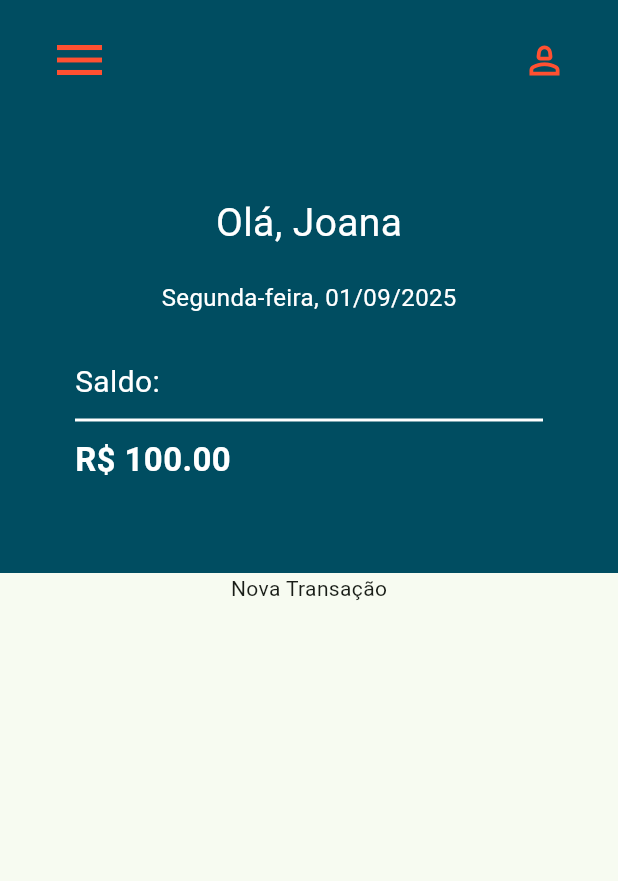
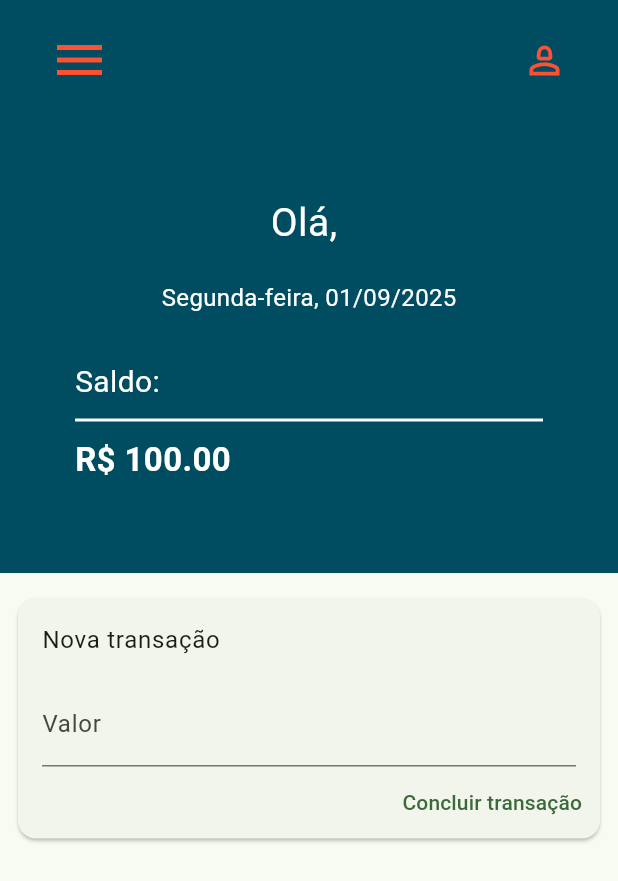
Before and after one commit to coelhoadler/pos-fiap-FRNT-TC-financeiro-mobile, a Flutter app: the DashboardScreen screen opened by its route, on a phone screen of 412 x 824 dp. Shown: the top 881 px of the screen. Run offline on Flutter 3.47's test engine with Material 3 defaults, Android fonts, the phone set to English and light mode, and no system bars; our stand-ins replace firebase_auth, firebase_core, firebase_storage, flutter_multi_formatter, image_picker; accounts and stored records are empty.

Commit message:
feat: add NewTransferScreen component and integrate it into DashboardScreen

```diff
--- /dev/null
+++ b/lib/components/screens/dashboard/new_transfer/new_transfer.dart
@@ -0,0 +1,57 @@
+import 'package:flutter/material.dart';
+import 'package:flutter_multi_formatter/flutter_multi_formatter.dart';
+
+class NewTransferScreen extends StatefulWidget {
+  const NewTransferScreen({super.key});
+
+  @override
+  State<NewTransferScreen> createState() => _NewTransferScreenState();
+}
+
+class _NewTransferScreenState extends State<NewTransferScreen> {
+  final TextEditingController _valueController = TextEditingController();
+
+  @override
+  Widget build(BuildContext context) {
+    return Padding(
+      padding: const EdgeInsets.all(8.0),
+      child: Center(
+        child: Card(
+          child: Column(
+            mainAxisSize: MainAxisSize.min,
+            children: <Widget>[
+              const ListTile(title: Text('Nova transação')),
+              Padding(
+                padding: const EdgeInsets.symmetric(horizontal: 16.0),
+                child: TextField(
+                  keyboardType: TextInputType.number,
+                  decoration: InputDecoration(labelText: 'Valor'),
+                  controller: _valueController,
+                  inputFormatters: [
+                    CurrencyInputFormatter(
+                      leadingSymbol: 'R\$',
+                      useSymbolPadding: true,
+                      thousandSeparator: ThousandSeparator.Period,
+                    ),
+                  ],
+                ),
+              ),
+              Row(
+                mainAxisAlignment: MainAxisAlignment.end,
+                children: <Widget>[
+                  TextButton(
+                    child: const Text('Concluir transação'),
+                    onPressed: () {
+                      /* ... */
+                      print('>>> Valor: ${_valueController.text}');
+                    },
+                  ),
+                ],
+              ),
+            ],
+          ),
+        ),
+      ),
+    );
+  }
+}
--- a/lib/screens/dashboard.dart
+++ b/lib/screens/dashboard.dart
@@ -1,5 +1,6 @@
 import 'package:firebase_auth/firebase_auth.dart';
 import 'package:flutter/material.dart';
+import 'package:pos_fiap_fin_mobile/components/screens/dashboard/new_transfer/new_transfer.dart';
 import 'package:pos_fiap_fin_mobile/components/ui/header/header.dart';
 import 'package:pos_fiap_fin_mobile/utils/routes.dart';
 
@@ -64,13 +65,20 @@ class _DashboardScreenState extends State<DashboardScreen> {
           ],
         ),
       ),
-      body: Container(
-        alignment: Alignment.topCenter,
-        child: Column(
-          children: [
-            Balance(nameUser: 'Joana', amount: 100.0, dateTime: DateTime.now()),
-            Text('Nova Transação'),
-          ],
+      body: SingleChildScrollView(
+        child: Container(
+          alignment: Alignment.topCenter,
+          child: Column(
+            children: [
+              Balance(
+                nameUser: _auth.currentUser?.displayName!.split(' ')[0] ?? '',
+                amount: 100.0,
+                dateTime: DateTime.now(),
+              ),
+              SizedBox(height: 5),
+              NewTransferScreen(),
+            ],
+          ),
         ),
       ),
     );
--- a/pubspec.yaml
+++ b/pubspec.yaml
@@ -35,6 +35,7 @@ dependencies:
   firebase_storage: ^13.0.0
   firebase_core: ^4.0.0
   firebase_auth: ^6.0.1
+  flutter_multi_formatter: ^2.13.10
 
 dev_dependencies:
   flutter_test:
```
Also changed, not shown: pubspec.lock.
